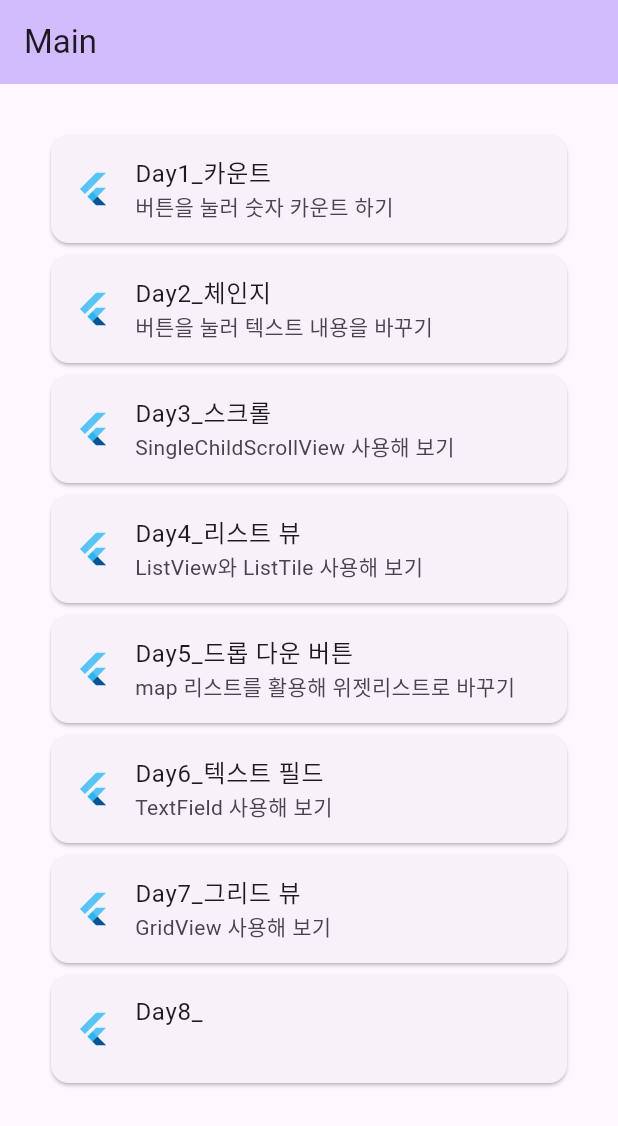
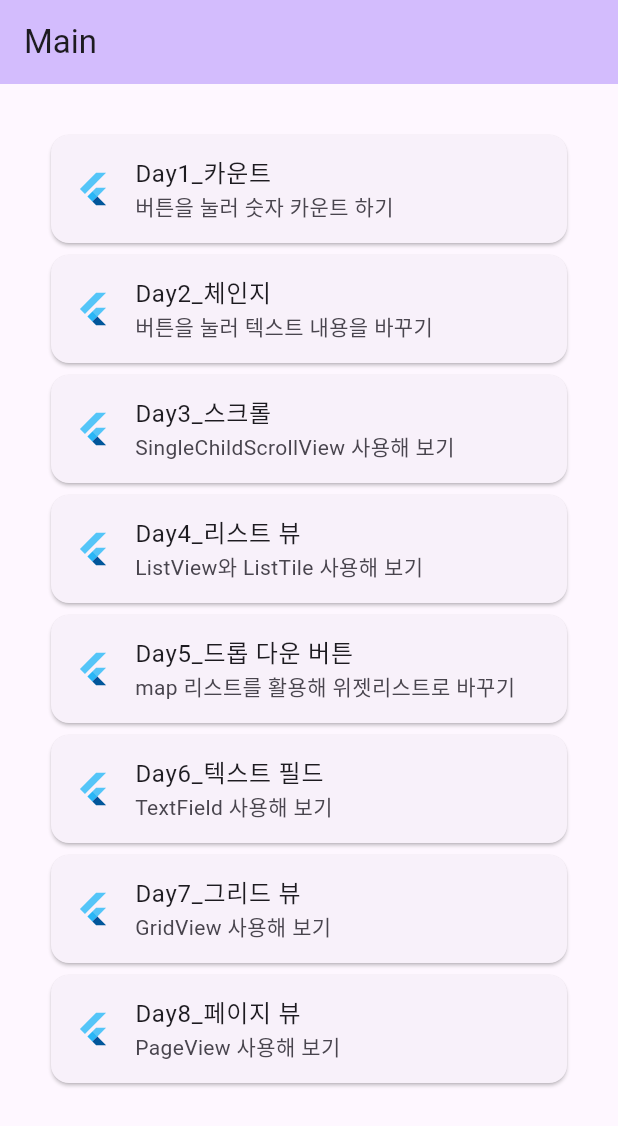
Before and after one commit to junselee42/flutter_study, a Flutter app: the screen it shows after launch, on a phone screen of 412 x 824 dp. Shown: the top 1126 px of the screen. Run offline on Flutter 3.47's test engine with Material 2 defaults, Android fonts, the phone set to English and light mode, and no system bars.

Commit message:
update: updated ex07 -페이지 뷰 적용하기

```diff
--- a/lib/main.dart
+++ b/lib/main.dart
@@ -135,11 +135,11 @@ class _MyHomePageState extends State<MyHomePage> {
           Card(
             child: ListTile(
               leading: const FlutterLogo(),
-              title: const Text('Day8_'),
-              subtitle: const Text(''),
+              title: const Text('Day8_페이지 뷰'),
+              subtitle: const Text('PageView 사용해 보기'),
               hoverColor: Colors.purple,
               onTap: () {
-                Navigator.of(context).pushNamed('/seventh');
+                Navigator.of(context).pushNamed('/eighth');
               },
             ),
           )
--- a/lib/router/router.dart
+++ b/lib/router/router.dart
@@ -7,6 +7,7 @@ import 'package:flutter00/router/pages/four.dart';
 import 'package:flutter00/router/pages/five.dart';
 import 'package:flutter00/router/pages/six.dart';
 import 'package:flutter00/router/pages/seven.dart';
+import 'package:flutter00/router/pages/eight.dart';
 
 final routes = {
   '/': (BuildContext context) => const MyHomePage(title: "Main"),
@@ -17,4 +18,5 @@ final routes = {
   '/fifth': (BuildContext context) => const FivePage(),
   '/sixth': (BuildContext context) => const SixPage(),
   '/seventh': (BuildContext context) => const SevenPage(),
+  '/eighth': (BuildContext context) => const EightPage(),
 };
```
Also changed, not shown: lib/router/pages/eight.dart (added, +44 -0 lines).
